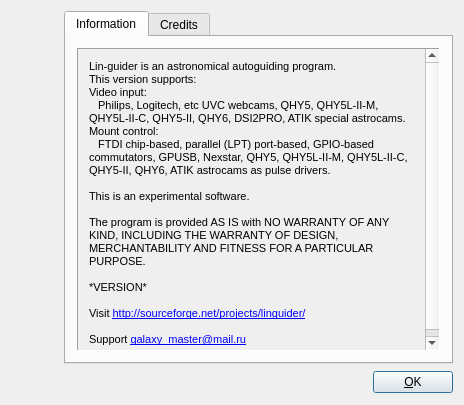
First picture: the form in lin_guider/ui/about.ui, repository rumengb/lin_guider, before the edit.
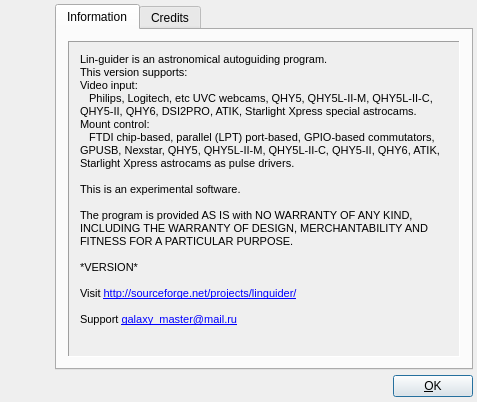
Second picture: the form after the edit. Icons and pictures are not drawn.

Commit message: main window remembers geometry (by Andrew)

Diff of the .ui file:
```diff
--- a/lin_guider/ui/about.ui
+++ b/lin_guider/ui/about.ui
@@ -6,8 +6,8 @@
    <rect>
     <x>0</x>
     <y>0</y>
-    <width>464</width>
-    <height>405</height>
+    <width>477</width>
+    <height>402</height>
    </rect>
   </property>
   <property name="minimumSize">
@@ -26,6 +26,12 @@
    <string>about</string>
   </property>
   <layout class="QGridLayout" name="gridLayout_2">
+   <property name="margin">
+    <number>4</number>
+   </property>
+   <property name="spacing">
+    <number>4</number>
+   </property>
    <item row="0" column="1">
     <widget class="QTabWidget" name="tabWidget_Pages">
      <property name="tabShape">
@@ -52,8 +58,8 @@
            <rect>
             <x>0</x>
             <y>0</y>
-            <width>364</width>
-            <height>303</height>
+            <width>294</width>
+            <height>330</height>
            </rect>
           </property>
           <layout class="QGridLayout" name="gridLayout">
@@ -67,9 +73,9 @@
 &lt;p style=&quot; margin-top:0px; margin-bottom:0px; margin-left:0px; margin-right:0px; -qt-block-indent:0; text-indent:0px;&quot;&gt;Lin-guider is an astronomical autoguiding program.&lt;/p&gt;
 &lt;p style=&quot; margin-top:0px; margin-bottom:0px; margin-left:0px; margin-right:0px; -qt-block-indent:0; text-indent:0px;&quot;&gt;This version supports:&lt;/p&gt;
 &lt;p style=&quot; margin-top:0px; margin-bottom:0px; margin-left:0px; margin-right:0px; -qt-block-indent:0; text-indent:0px;&quot;&gt;Video input:&lt;/p&gt;
-&lt;p style=&quot; margin-top:0px; margin-bottom:0px; margin-left:0px; margin-right:0px; -qt-block-indent:0; text-indent:0px;&quot;&gt;   Philips, Logitech, etc UVC webcams, QHY5, QHY5L-II-M, QHY5L-II-C, QHY5-II, QHY6, DSI2PRO, ATIK special astrocams.&lt;/p&gt;
+&lt;p style=&quot; margin-top:0px; margin-bottom:0px; margin-left:0px; margin-right:0px; -qt-block-indent:0; text-indent:0px;&quot;&gt;   Philips, Logitech, etc UVC webcams, QHY5, QHY5L-II-M, QHY5L-II-C, QHY5-II, QHY6, DSI2PRO, ATIK, Starlight Xpress special astrocams.&lt;/p&gt;
 &lt;p style=&quot; margin-top:0px; margin-bottom:0px; margin-left:0px; margin-right:0px; -qt-block-indent:0; text-indent:0px;&quot;&gt;Mount control:&lt;/p&gt;
-&lt;p style=&quot; margin-top:0px; margin-bottom:0px; margin-left:0px; margin-right:0px; -qt-block-indent:0; text-indent:0px;&quot;&gt;   FTDI chip-based, parallel (LPT) port-based, GPIO-based commutators, GPUSB, Nexstar, QHY5, QHY5L-II-M, QHY5L-II-C, QHY5-II, QHY6, ATIK astrocams as pulse drivers.&lt;/p&gt;
+&lt;p style=&quot; margin-top:0px; margin-bottom:0px; margin-left:0px; margin-right:0px; -qt-block-indent:0; text-indent:0px;&quot;&gt;   FTDI chip-based, parallel (LPT) port-based, GPIO-based commutators, GPUSB, Nexstar, QHY5, QHY5L-II-M, QHY5L-II-C, QHY5-II, QHY6, ATIK, Starlight Xpress astrocams as pulse drivers.&lt;/p&gt;
 &lt;p style=&quot;-qt-paragraph-type:empty; margin-top:0px; margin-bottom:0px; margin-left:0px; margin-right:0px; -qt-block-indent:0; text-indent:0px;&quot;&gt;&lt;br /&gt;&lt;/p&gt;
 &lt;p style=&quot; margin-top:0px; margin-bottom:0px; margin-left:0px; margin-right:0px; -qt-block-indent:0; text-indent:0px;&quot;&gt;This is an experimental software.&lt;/p&gt;
 &lt;p style=&quot;-qt-paragraph-type:empty; margin-top:0px; margin-bottom:0px; margin-left:0px; margin-right:0px; -qt-block-indent:0; text-indent:0px;&quot;&gt;&lt;br /&gt;&lt;/p&gt;
```
Left out of the diff: 10 changed lines with no effect on the pictures. The commit also changes 7 other files.
